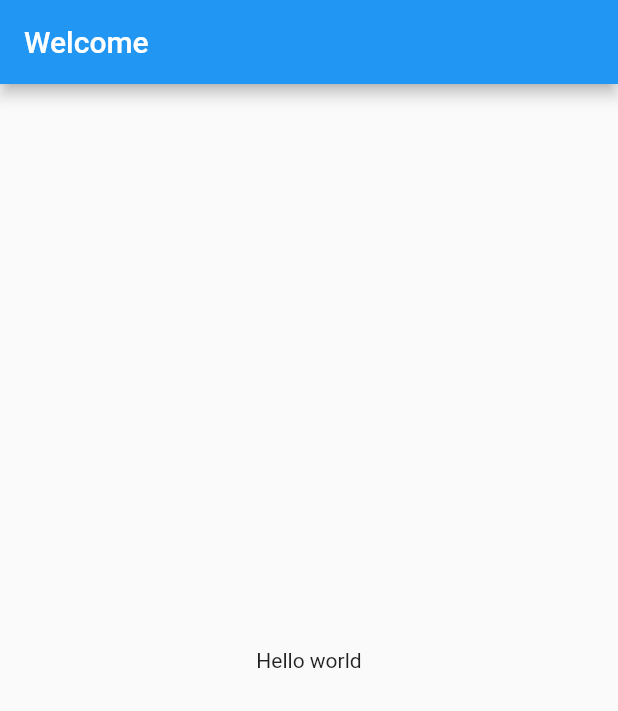
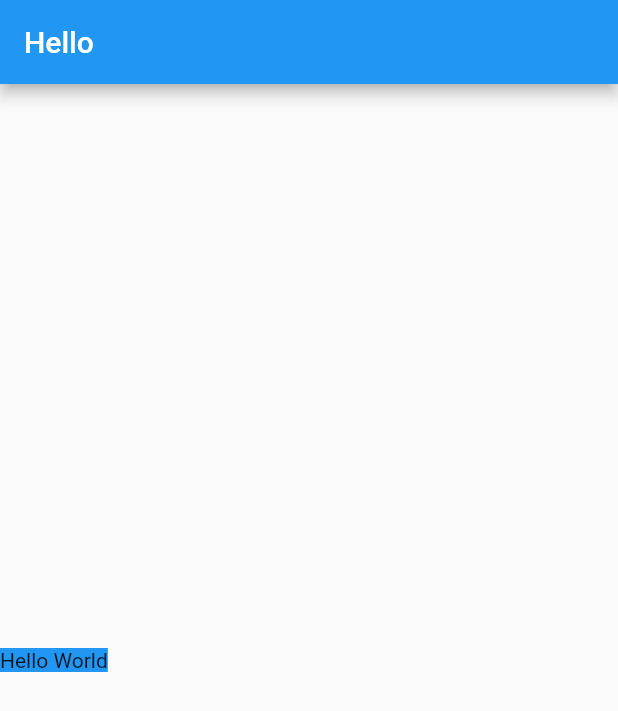
Before and after one commit to cakasuma/flutter-crash-course, a Flutter app: the screen it shows after launch, on a phone screen of 412 x 824 dp. Shown: the top 711 px of the screen. Run offline on Flutter 3.47's test engine with Material 2 defaults, Android fonts, the phone set to English and light mode, and no system bars.

Commit message:
add location detail

```diff
--- /dev/null
+++ b/lib/location_detail.dart
@@ -0,0 +1,23 @@
+import 'package:flutter/material.dart';
+
+class LocationDetail extends StatelessWidget {
+  @override
+  Widget build(BuildContext context) {
+    return Scaffold(
+      appBar: AppBar(
+        title: Text('Hello'),
+      ),
+      body: Column(
+          mainAxisAlignment: MainAxisAlignment.center,
+          children: [
+            Container(
+              decoration: BoxDecoration(
+                color: Colors.blue
+              ),
+              child: Text('Hello World'),
+            )
+          ],
+      )
+    );
+  }
+}
--- a/lib/main.dart
+++ b/lib/main.dart
@@ -1,4 +1,5 @@
 import 'package:flutter/material.dart';
+import 'location_detail.dart';
 
 void main() => runApp(MyApp());
 
@@ -7,41 +8,7 @@ class MyApp extends StatelessWidget {
   Widget build(BuildContext context) {
     return MaterialApp(
       title: 'flutter crash 1',
-      home: MyHomePage(title: 'Welcome'),
+      home: LocationDetail(),
     );
   }
 }
-
-class MyHomePage extends StatefulWidget {
-  MyHomePage({Key key, this.title}) : super(key: key);
-
-  final String title;
-
-  @override
-  _MyHomePageState createState() => _MyHomePageState();
-}
-
-class _MyHomePageState extends State<MyHomePage> {
-  @override
-  Widget build(BuildContext context) {
-    return Scaffold(
-      appBar: navigationBar(context),
-      body: Center(
-        child: Column(
-          mainAxisAlignment: MainAxisAlignment.center,
-          children: <Widget>[
-            Text(
-              'Hello world',
-            ),
-          ],
-        ),
-      ),
-    );
-  }
-
-  Widget navigationBar(BuildContext context) {
-    return AppBar(
-      title: Text(widget.title)
-    );
-  }
-}
```
